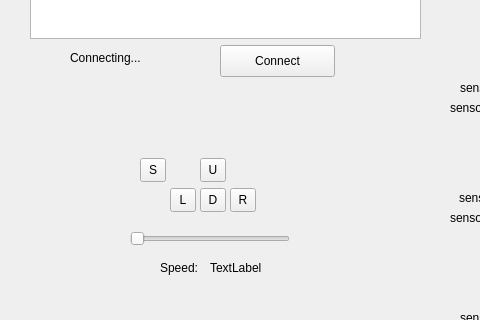
hansfilipelo/Kandidadprojekt, file Kod/Styr_m/Styr_m/mapGUI/gui.ui: the form before one commit; both pictures show x 0 to 480 and y 378 to 698 of the 946 by 791 pixel window.
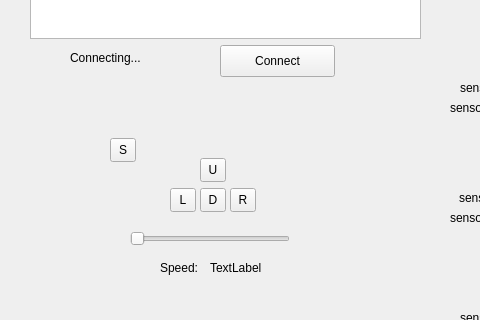
The form after the commit. Custom widgets are drawn as their Qt base class.

Patch:
```diff
--- a/Kod/Styr_m/Styr_m/mapGUI/gui.ui
+++ b/Kod/Styr_m/Styr_m/mapGUI/gui.ui
@@ -389,19 +389,6 @@
      <string>Connecting...</string>
     </property>
    </widget>
-   <widget class="QToolButton" name="stopButton">
-    <property name="geometry">
-     <rect>
-      <x>140</x>
-      <y>500</y>
-      <width>26</width>
-      <height>24</height>
-     </rect>
-    </property>
-    <property name="text">
-     <string>S</string>
-    </property>
-   </widget>
    <widget class="QPushButton" name="pushButton">
     <property name="geometry">
      <rect>
@@ -415,6 +402,19 @@
      <string>Connect</string>
     </property>
    </widget>
+   <widget class="QToolButton" name="stopButton">
+    <property name="geometry">
+     <rect>
+      <x>110</x>
+      <y>480</y>
+      <width>26</width>
+      <height>24</height>
+     </rect>
+    </property>
+    <property name="text">
+     <string>S</string>
+    </property>
+   </widget>
   </widget>
   <widget class="QMenuBar" name="menuBar">
    <property name="geometry">
```
Left out of the diff: 18 changed lines with no effect on the pictures.
